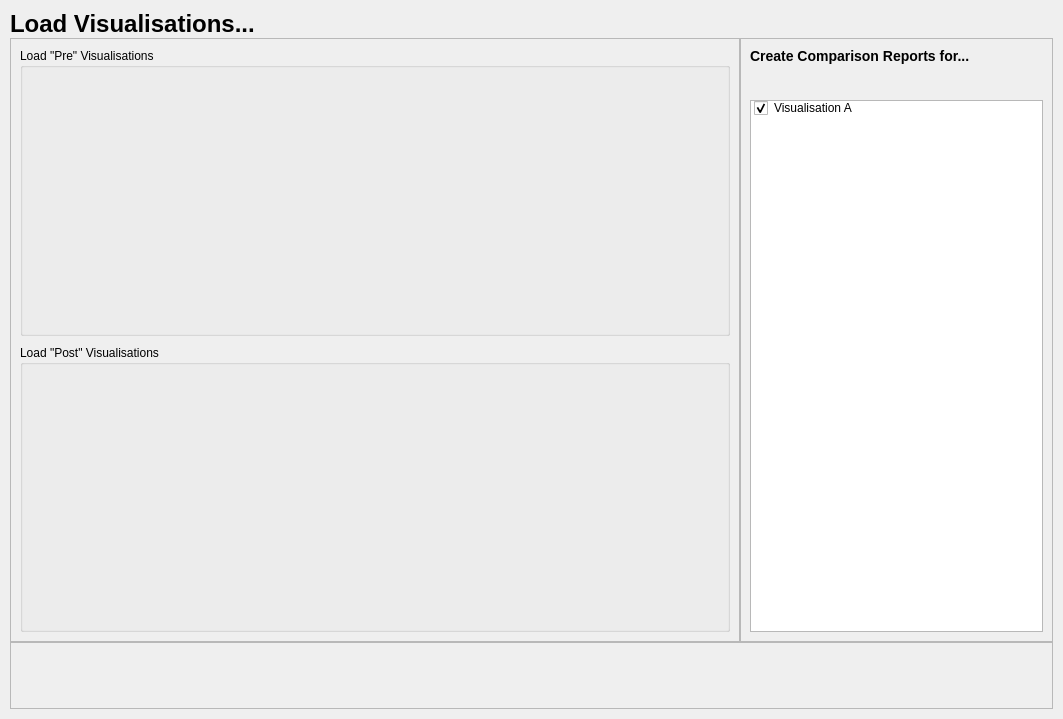
Old version of the form load.ui in the repository ONS-RossGD/OptiCORD2.
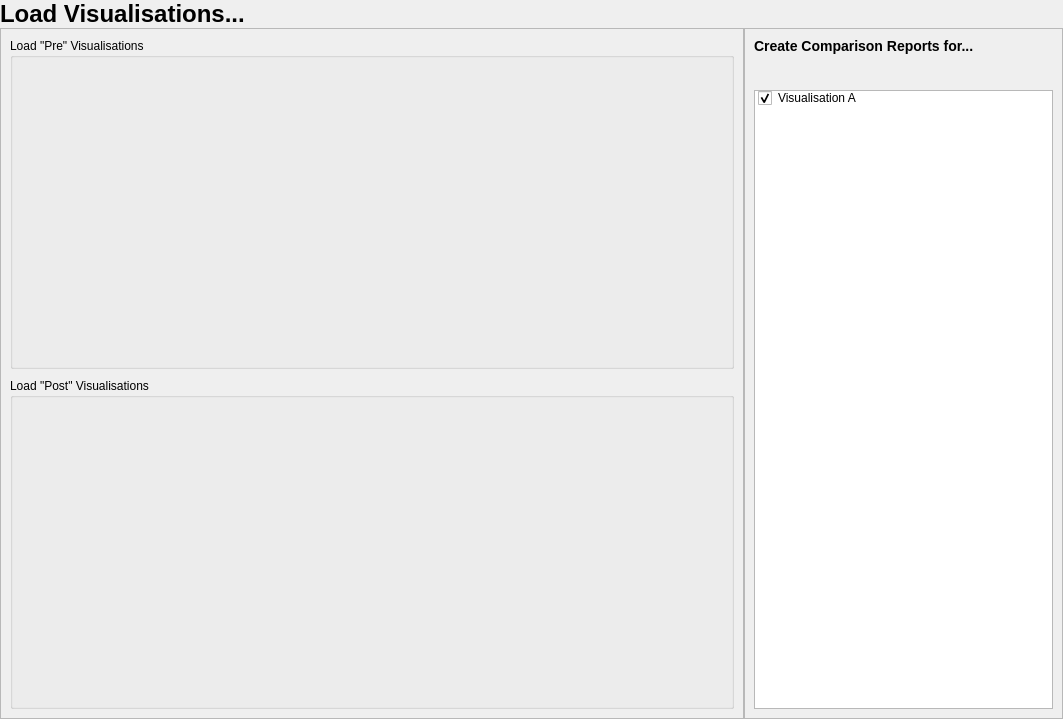
New version of the form.

Commit message: pages system remade to work with QStacked widget

What changed in the file:
```diff
--- a/load.ui
+++ b/load.ui
@@ -15,16 +15,16 @@
   </property>
   <layout class="QGridLayout" name="gridLayout">
    <property name="leftMargin">
-    <number>10</number>
+    <number>0</number>
    </property>
    <property name="topMargin">
-    <number>10</number>
+    <number>0</number>
    </property>
    <property name="rightMargin">
-    <number>10</number>
+    <number>0</number>
    </property>
    <property name="bottomMargin">
-    <number>10</number>
+    <number>0</number>
    </property>
    <property name="spacing">
     <number>0</number>
@@ -81,23 +81,6 @@
      </layout>
     </widget>
    </item>
-   <item row="2" column="0" colspan="2">
-    <widget class="QFrame" name="frame_nav">
-     <property name="sizePolicy">
-      <sizepolicy hsizetype="Preferred" vsizetype="Preferred">
-       <horstretch>0</horstretch>
-       <verstretch>1</verstretch>
-      </sizepolicy>
-     </property>
-     <property name="frameShape">
-      <enum>QFrame::StyledPanel</enum>
-     </property>
-     <property name="frameShadow">
-      <enum>QFrame::Raised</enum>
-     </property>
-     <layout class="QHBoxLayout" name="horizontalLayout"/>
-    </widget>
-   </item>
    <item row="1" column="1">
     <widget class="QFrame" name="frame_vis_select">
      <property name="sizePolicy">
```
Left out of the diff: 14 changed lines with no effect on the pictures. The commit also changes 6 other files.
